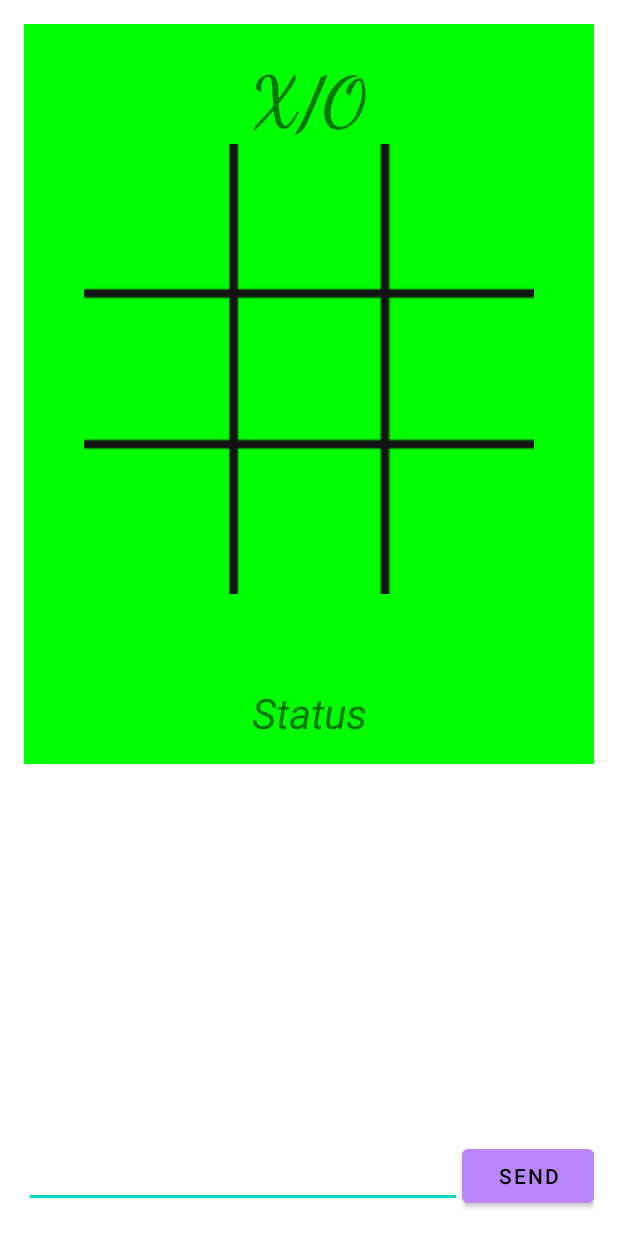
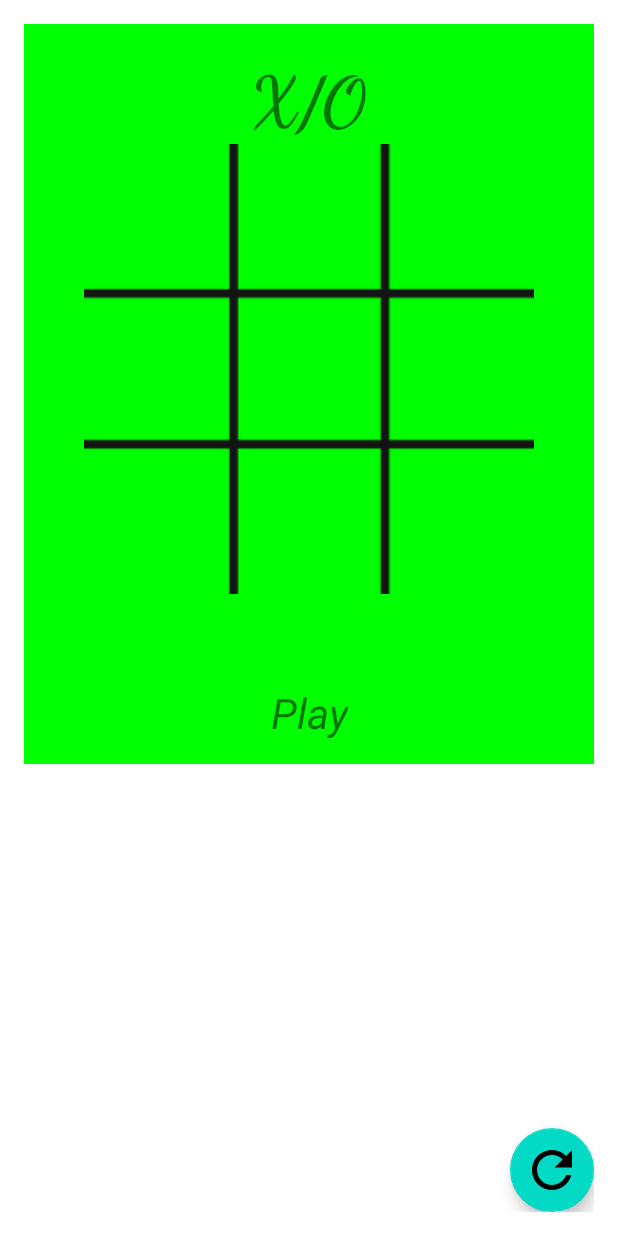
Before and after one commit to RedBiscuits/USB_Data_Transmission, an Android app: the HostConnectionActivity screen opened directly, with no data from a screen before it, on a phone screen of 412 x 824 dp. Run offline under Robolectric (Android 15) with nearby library versions, the phone set to English and light mode, and no system bars; 1 statement that could not run was skipped.

```diff
--- a/app/build.gradle
+++ b/app/build.gradle
@@ -44,6 +44,8 @@ dependencies {
     androidTestImplementation 'androidx.test.ext:junit:1.1.3'
     androidTestImplementation 'androidx.test.espresso:espresso-core:3.4.0'
 
-    implementation 'com.jakewharton:butterknife:10.2.3'
-    annotationProcessor 'com.jakewharton:butterknife-compiler:10.2.3'
+
+    // Coroutines
+    implementation 'org.jetbrains.kotlinx:kotlinx-coroutines-core:1.6.1'
+    implementation 'org.jetbrains.kotlinx:kotlinx-coroutines-android:1.6.1'
 }
--- a/app/src/main/java/com/odc/odc_task/HostConnectionActivity.kt
+++ b/app/src/main/java/com/odc/odc_task/HostConnectionActivity.kt
@@ -7,33 +7,40 @@ import android.hardware.usb.UsbDeviceConnection
 import android.hardware.usb.UsbManager
 import android.os.Bundle
 import androidx.appcompat.app.AppCompatActivity
-import com.odc.odc_task.utils.GUEST_ACTIVITY
-import com.odc.odc_task.utils.HOST_ACTIVITY
-import com.odc.odc_task.utils.TYPE
-import com.odc.odc_task.utils.USB_TIMEOUT_IN_MS
+import com.odc.odc_task.utils.*
 
 
 class HostConnectionActivity : AppCompatActivity() {
 
+    // Connection manager
     private var mUsbManager: UsbManager? = null
+
     override fun onCreate(savedInstanceState: Bundle?) {
         super.onCreate(savedInstanceState)
         setContentView(R.layout.activity_base_chat)
+
+        // Referencing USB devices
         mUsbManager = getSystemService(Context.USB_SERVICE) as UsbManager?
+        val deviceList = mUsbManager?.deviceList
 
-        val deviceList = mUsbManager?.deviceList
+        // If no devices attached then it's an accessory
+        // launches activity as a guest/accessory
         if (deviceList == null || deviceList.size == 0) {
-            val intent = Intent(this, BaseChatActivity::class.java)
+            val intent = Intent(this, GameActivity::class.java)
             intent.putExtra(TYPE , GUEST_ACTIVITY)
             startActivity(intent)
             finish()
             return
         }
 
+        /* If not an accessory then it's a host */
+
+        // Initializing all accessories for communication
         for (device in deviceList.values) {
             initAccessory(device)
         }
 
+        // Starting activity as a host
         if (searchForUsbAccessory(deviceList)) {
             return
         }
@@ -41,10 +48,11 @@ class HostConnectionActivity : AppCompatActivity() {
         finish()
     }
 
+    // Starts activity whenever an attached device exists
     private fun searchForUsbAccessory(deviceList: HashMap<String, UsbDevice>): Boolean {
         for (device in deviceList.values) {
             if (isUsbAccessory(device)) {
-                val intent = Intent(this, BaseChatActivity::class.java)
+                val intent = Intent(this, GameActivity::class.java)
                 intent.putExtra(DEVICE_EXTRA_KEY, device)
                 intent.putExtra(TYPE , HOST_ACTIVITY)
                 startActivity(intent)
@@ -55,10 +63,14 @@ class HostConnectionActivity : AppCompatActivity() {
         return false
     }
 
+    // Filters the first device
+    // can be changed at the XML usb-device filter
     private fun isUsbAccessory(device: UsbDevice): Boolean {
         return device.productId == 0x2d00 || device.productId == 0x2d01
     }
 
+    // Forcing accessory
+    // Taken from StackOverFlow.com
     private fun initAccessory(device: UsbDevice): Boolean {
         val connection = mUsbManager!!.openDevice(device) ?: return false
         initStringControlTransfer(connection, 0, "quandoo") // MANUFACTURER
@@ -76,6 +88,8 @@ class HostConnectionActivity : AppCompatActivity() {
         return true
     }
 
+    // Also taken from StackOverFlow.com
+    // Simplifies the accessory forcing code
     private fun initStringControlTransfer(
         deviceConnection: UsbDeviceConnection,
         index: Int,
@@ -92,7 +106,5 @@ class HostConnectionActivity : AppCompatActivity() {
         )
     }
 
-    companion object {
-        const val DEVICE_EXTRA_KEY = "device"
-    }
+
 }
--- a/app/src/main/java/com/odc/odc_task/utils/Constants.kt
+++ b/app/src/main/java/com/odc/odc_task/utils/Constants.kt
@@ -8,3 +8,4 @@ const val BUFFER_SIZE_IN_BYTES = 256
 val HOST_ACTIVITY: Boolean = TRUE
 val GUEST_ACTIVITY: Boolean = FALSE
 const val TYPE = "type"
+const val DEVICE_EXTRA_KEY = "device"
--- /dev/null
+++ b/app/src/main/res/drawable/ic_baseline_refresh_24.xml
@@ -0,0 +1,5 @@
+<vector android:height="24dp" android:tint="#000000"
+    android:viewportHeight="24" android:viewportWidth="24"
+    android:width="24dp" xmlns:android="http://schemas.android.com/apk/res/android">
+    <path android:fillColor="@android:color/white" android:pathData="M17.65,6.35C16.2,4.9 14.21,4 12,4c-4.42,0 -7.99,3.58 -7.99,8s3.57,8 7.99,8c3.73,0 6.84,-2.55 7.73,-6h-2.08c-0.82,2.33 -3.04,4 -5.65,4 -3.31,0 -6,-2.69 -6,-6s2.69,-6 6,-6c1.66,0 3.14,0.69 4.22,1.78L13,11h7V4l-2.35,2.35z"/>
+</vector>
--- a/app/src/main/res/layout/activity_base_chat.xml
+++ b/app/src/main/res/layout/activity_base_chat.xml
@@ -3,10 +3,9 @@
     xmlns:tools="http://schemas.android.com/tools"
     android:layout_width="match_parent"
     android:layout_height="match_parent"
+    android:orientation="vertical"
     android:padding="16dp"
-    android:orientation="vertical"
-    tools:context=".BaseChatActivity"
-    >
+    tools:context=".GameActivity">
 
     <androidx.constraintlayout.widget.ConstraintLayout
         android:id="@+id/constraintLayout"
@@ -164,7 +163,7 @@
             android:layout_width="wrap_content"
             android:layout_height="wrap_content"
             android:layout_marginBottom="15sp"
-            android:text="Status"
+            android:text="Play"
             android:textSize="28sp"
             android:textStyle="italic"
             app:layout_constraintBottom_toBottomOf="parent"
@@ -173,14 +172,14 @@
             app:layout_constraintTop_toBottomOf="@+id/linearLayout2" />
 
     </androidx.constraintlayout.widget.ConstraintLayout>
-<!--
-   Old design
--->
+    <!--
+       Old design
+    -->
     <ScrollView
         android:layout_width="match_parent"
         android:layout_height="0dip"
         android:layout_weight="1"
-        app:layout_constraintBottom_toTopOf="@+id/linearLayout"
+        app:layout_constraintBottom_toBottomOf="parent"
         app:layout_constraintEnd_toEndOf="parent"
         app:layout_constraintStart_toStartOf="parent"
         app:layout_constraintTop_toBottomOf="@+id/constraintLayout">
@@ -192,27 +191,14 @@
             android:layout_gravity="bottom" />
     </ScrollView>
 
-    <LinearLayout
-        android:id="@+id/linearLayout"
-        android:layout_width="match_parent"
+    <com.google.android.material.floatingactionbutton.FloatingActionButton
+        android:layout_width="wrap_content"
         android:layout_height="wrap_content"
-        android:orientation="horizontal"
+        android:contentDescription="@string/reset_game"
+        android:onClick="gameReset"
+        android:src="@drawable/ic_baseline_refresh_24"
         app:layout_constraintBottom_toBottomOf="parent"
         app:layout_constraintEnd_toEndOf="parent"
-        app:layout_constraintStart_toStartOf="parent">
-
-        <EditText
-            android:id="@+id/input_edittext"
-            android:layout_width="0dip"
-            android:layout_height="wrap_content"
-            android:layout_weight="1" />
-
-        <Button
-            android:id="@+id/send_button"
-            android:layout_width="wrap_content"
-            android:layout_height="wrap_content"
-            android:text="send" />
-
-    </LinearLayout>
+        app:maxImageSize="40dp" />
 
 </androidx.constraintlayout.widget.ConstraintLayout>
--- a/app/src/main/res/values/strings.xml
+++ b/app/src/main/res/values/strings.xml
@@ -2,5 +2,6 @@
     <string name="app_name">ODC_Task</string>
     <string name="local_prompt"><![CDATA[host> ]]></string>
     <string name="info_text">Please plug-in some Android-device into USB that has the Accessory2Accessory device app installed</string>
+    <string name="reset_game">Reset game</string>
 
 </resources>
```
Also changed, not shown: app/src/main/java/com/odc/odc_task/AccessoryCommunicator.kt (+9 -1 lines), app/src/main/java/com/odc/odc_task/GameActivity.kt (renamed from app/src/main/java/com/odc/odc_task/BaseChatActivity.kt, +120 -63 lines), app/src/main/res/layout/activity_main.xml (deleted, +0 -41 lines).
